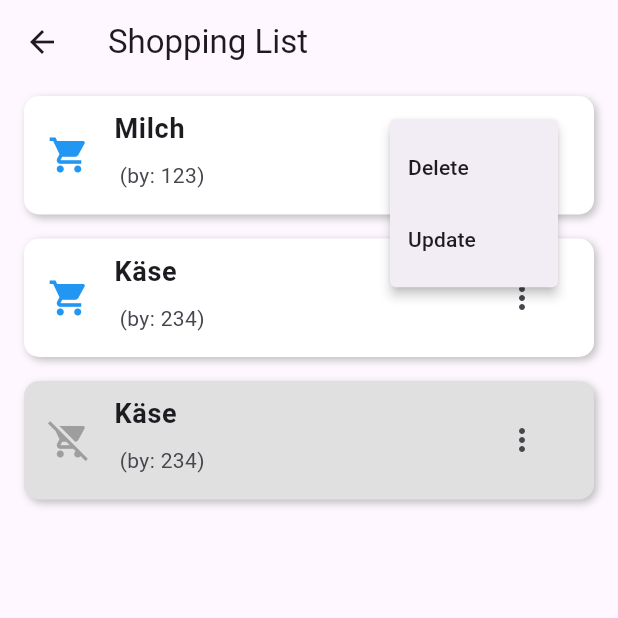
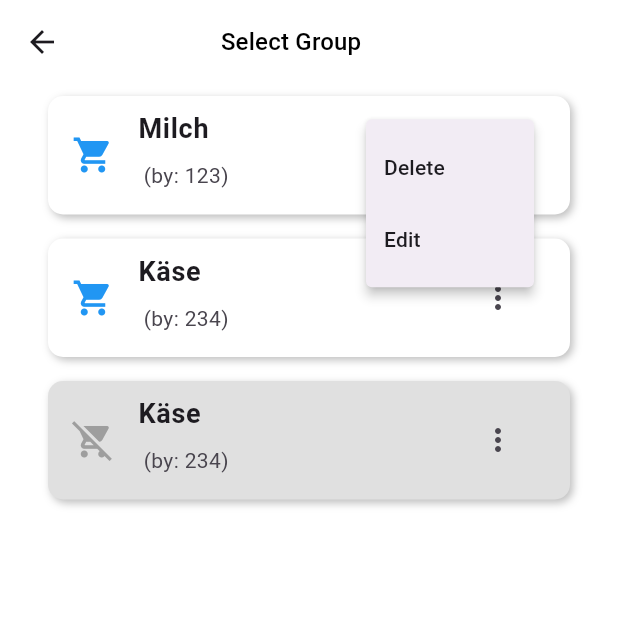
Before and after one commit to DenisKnecht02/flutter_project_2023, a Flutter app: the ShoppingListPage screen opened directly, after a tap on "Milch", after a tap on the "more vert" icon, on a phone screen of 412 x 824 dp, the top half of it. Run offline on Flutter 3.47's test engine with Material 2 defaults, Android fonts, the phone set to English and light mode, and no system bars; our stand-ins replace dropdown_button2.

Commit message:
added drop down menu

```diff
--- a/lib/widgets/pages/shopping_list_page.dart
+++ b/lib/widgets/pages/shopping_list_page.dart
@@ -1,23 +1,62 @@
 import 'package:flutter/material.dart';
 import 'package:flutter_project_2023/repositories/shopping_item_repository.dart';
 import 'package:flutter_project_2023/widgets/shopping_item.dart';
+import 'package:dropdown_button2/dropdown_button2.dart';
 
-class ShoppingListPage extends StatelessWidget {
+class ShoppingListPage extends StatefulWidget {
+  ShoppingListPage({Key? key}) : super(key: key);
+
+  @override
+  _ShoppingListPageState createState() => _ShoppingListPageState();
+}
+
+class _ShoppingListPageState extends State<ShoppingListPage> {
+  String? _selectedGroup = 'Select Group';
   ShoppingItemRepository shoppingListRepository = new ShoppingItemRepository();
-
-  ShoppingListPage({super.key});
 
   @override
   Widget build(BuildContext context) {
     return Scaffold(
-      appBar: AppBar(
-        title: Text('Shopping List'),
+      backgroundColor: Colors.white,
+      appBar: PreferredSize(
+        preferredSize: Size.fromHeight(kToolbarHeight),
+        child: AppBar(
+          centerTitle: true,
+          backgroundColor: Colors.white,
+          title: DropdownButton<String>(
+            value: _selectedGroup,
+            onChanged: (String? newValue) {
+              setState(() {
+                _selectedGroup = newValue;
+              });
+            },
+            items: <String>['Select Group', 'Group1', 'Group2', 'Group3']
+                .map<DropdownMenuItem<String>>((String value) {
+              return DropdownMenuItem<String>(
+                value: value,
+                child: Text(
+                  value,
+                  style: TextStyle(
+                    color: Colors.black,
+                    fontSize: 16,
+                  ),
+                ),
+              );
+            }).toList(),
+            icon: Icon(
+              Icons.arrow_drop_down,
+              color: Colors.white,
+            ),
+            underline: Container(),
+          ),
+        ),
       ),
       body: FutureBuilder(
         future: shoppingListRepository.getShoppingList(),
         builder: (context, snapshot) {
           if (snapshot.hasData) {
             return SingleChildScrollView(
+              padding: EdgeInsets.symmetric(horizontal: 16),
               child: Column(
                 children: snapshot.data?.items
                         .map((item) => ShoppingItemWidget(shoppingItem: item))
@@ -27,8 +66,10 @@ class ShoppingListPage extends StatelessWidget {
             );
           }
 
-          return const Center(
-            child: CircularProgressIndicator(),
+          return Center(
+            child: CircularProgressIndicator(
+              color: Colors.blue,
+            ),
           );
         },
       ),
--- a/lib/widgets/shopping_item.dart
+++ b/lib/widgets/shopping_item.dart
@@ -32,7 +32,7 @@ class _ShoppingItemWidgetState extends State<ShoppingItemWidget> {
     }
 
     return Container(
-      margin: EdgeInsets.symmetric(vertical: 8.0, horizontal: 16.0),
+      margin: const EdgeInsets.symmetric(vertical: 8.0, horizontal: 16.0),
       decoration: BoxDecoration(
         borderRadius: BorderRadius.circular(10.0),
         color: boxColor,
@@ -67,8 +67,8 @@ class _ShoppingItemWidgetState extends State<ShoppingItemWidget> {
               case 'delete':
                 // handle delete action
                 break;
-              case 'Update':
-                // handle Update action
+              case 'Edit':
+                // handle Edit action
                 break;
             }
           },
@@ -78,8 +78,8 @@ class _ShoppingItemWidgetState extends State<ShoppingItemWidget> {
               child: Text('Delete'),
             ),
             const PopupMenuItem(
-              value: 'Update',
-              child: Text('Update'),
+              value: 'Edit',
+              child: Text('Edit'),
             ),
           ],
           icon: _meatballMenuIcon,
--- a/pubspec.yaml
+++ b/pubspec.yaml
@@ -36,6 +36,7 @@ dependencies:
   # Use with the CupertinoIcons class for iOS style icons.
   cupertino_icons: ^1.0.2
   json_annotation: ^4.8.0
+  dropdown_button2: ^2.1.0
 
 dev_dependencies:
   flutter_test:
```
Also changed, not shown: pubspec.lock.
